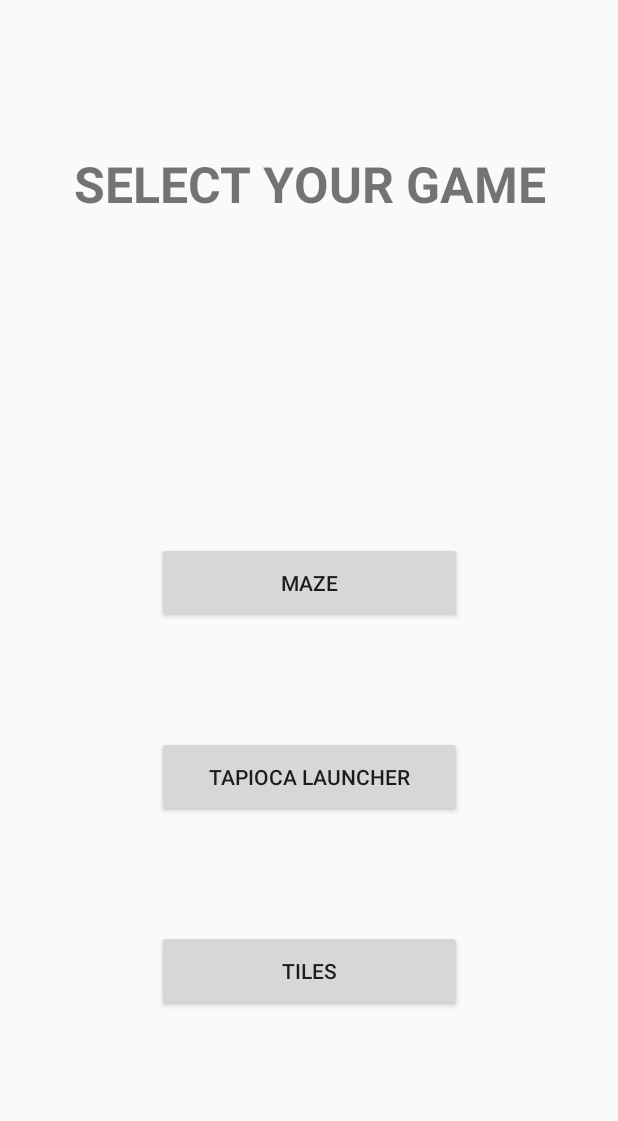
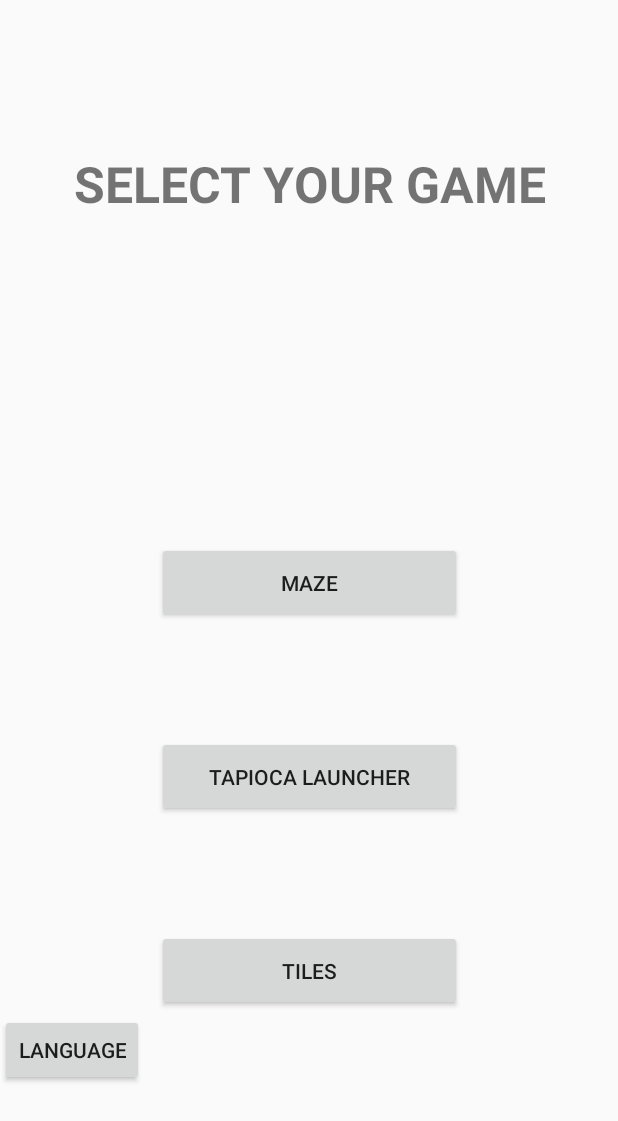
Before and after one commit to hrithikshukla/AndroidMiniGames, an Android app: the screen it shows after launch (MainActivity), on a phone screen of 412 x 824 dp. Shown: the top 1121 px of the screen. Run offline under Robolectric (Android 15) with nearby library versions, the phone set to English and light mode, and no system bars.

Commit message:
Added German, French, Chinese language support to the main menu.

```diff
--- a/phase1/Game/app/src/main/java/com/example/game/MainActivity.java
+++ b/phase1/Game/app/src/main/java/com/example/game/MainActivity.java
@@ -1,16 +1,95 @@
 package com.example.game;
 
+import android.app.ActionBar;
 import android.app.Activity;
+import android.app.AlertDialog;
+import android.content.DialogInterface;
 import android.content.Intent;
+import android.content.SharedPreferences;
+import android.content.res.Configuration;
 import android.os.Bundle;
 import android.view.View;
+import android.widget.Button;
 
+import java.util.Locale;
+
+import static java.util.Locale.setDefault;
+
+@SuppressWarnings("deprecation")
 public class MainActivity extends Activity {
 
   @Override
   protected void onCreate(Bundle savedInstanceState) {
     super.onCreate(savedInstanceState);
+    loadLocale();
     setContentView(R.layout.activity_main);
+
+    Button changeLang = findViewById(R.id.changeMyLang);
+    changeLang.setOnClickListener(
+        new View.OnClickListener() {
+          @Override
+          public void onClick(View v) {
+            // Show alert dialog to display languages
+            showChangeLanguageDialog();
+          }
+        });
+  }
+
+  private void showChangeLanguageDialog() {
+    final String[] languages = {"Français", "中文", "Deutsche", "English"};
+    AlertDialog.Builder mBuilder = new AlertDialog.Builder(MainActivity.this);
+    mBuilder.setTitle("Choose Language...");
+    mBuilder.setSingleChoiceItems(
+        languages,
+        -1,
+        new DialogInterface.OnClickListener() {
+          @Override
+          public void onClick(DialogInterface dialog, int which) {
+            if (which == 0) {
+              // French
+              setLocale("fr");
+              recreate();
+            } else if (which == 1) {
+              // Chinese
+              setLocale("zh");
+              recreate();
+            } else if (which == 2) {
+              // German
+              setLocale("de");
+              recreate();
+            } else if (which == 3) {
+              // English
+              setLocale("en");
+              recreate();
+            }
+
+            dialog.dismiss();
+          }
+        });
+    AlertDialog mDialog = mBuilder.create();
+    // Show alert dialog
+    mDialog.show();
+  }
+
+  private void setLocale(String language) {
+    Locale locale = new Locale(language);
+    setDefault(locale);
+    Configuration config = new Configuration();
+    config.setLocale(locale);
+    getBaseContext()
+        .getResources()
+        .updateConfiguration(config, getBaseContext().getResources().getDisplayMetrics());
+    // Save data to preferences
+    SharedPreferences.Editor editor = getSharedPreferences("Settings", MODE_PRIVATE).edit();
+    editor.putString("language", language);
+    editor.apply();
+  }
+
+  // Load language saved in shared preferences
+  public void loadLocale() {
+    SharedPreferences prefs = getSharedPreferences("Settings", Activity.MODE_PRIVATE);
+    String language = prefs.getString("language", "");
+    setLocale(language);
   }
 
   /** Called when the user taps the 'MAZE' button */
--- a/phase1/Game/app/src/main/res/layout/activity_main.xml
+++ b/phase1/Game/app/src/main/res/layout/activity_main.xml
@@ -70,4 +70,15 @@
         app:layout_constraintStart_toStartOf="parent"
         app:layout_constraintTop_toTopOf="parent" />
 
+    <Button
+        android:id="@+id/changeMyLang"
+        android:layout_width="wrap_content"
+        android:layout_height="wrap_content"
+        android:layout_marginTop="676dp"
+        android:text="@string/changeLang"
+        app:layout_constraintEnd_toEndOf="parent"
+        app:layout_constraintHorizontal_bias="0.0"
+        app:layout_constraintStart_toStartOf="parent"
+        app:layout_constraintTop_toTopOf="parent" />
+
 </androidx.constraintlayout.widget.ConstraintLayout>
--- a/phase1/Game/app/src/main/res/values/strings.xml
+++ b/phase1/Game/app/src/main/res/values/strings.xml
@@ -6,4 +6,7 @@
     <string name="select_game">Select Your Game</string>
     <string name="title_tiles">Tiles!</string>
     <string name="buttonPlay">Play</string>
+    <string name="signUp">Sign Up</string>
+    <string name="signIn">Sign In</string>
+    <string name="changeLang">Language</string>
 </resources>
```
Also changed, not shown: phase1/Game/app/src/main/java/com/example/game/TapiocaLauncher/ScoreManager.java (added, +33 -0 lines), 3 other files.
